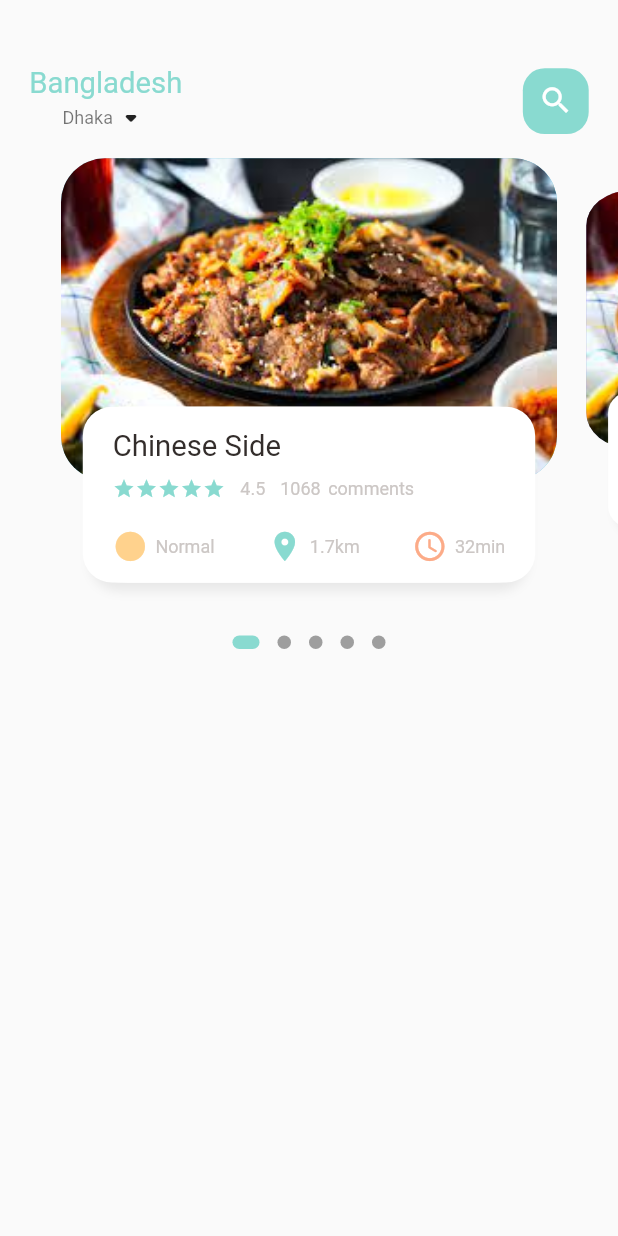
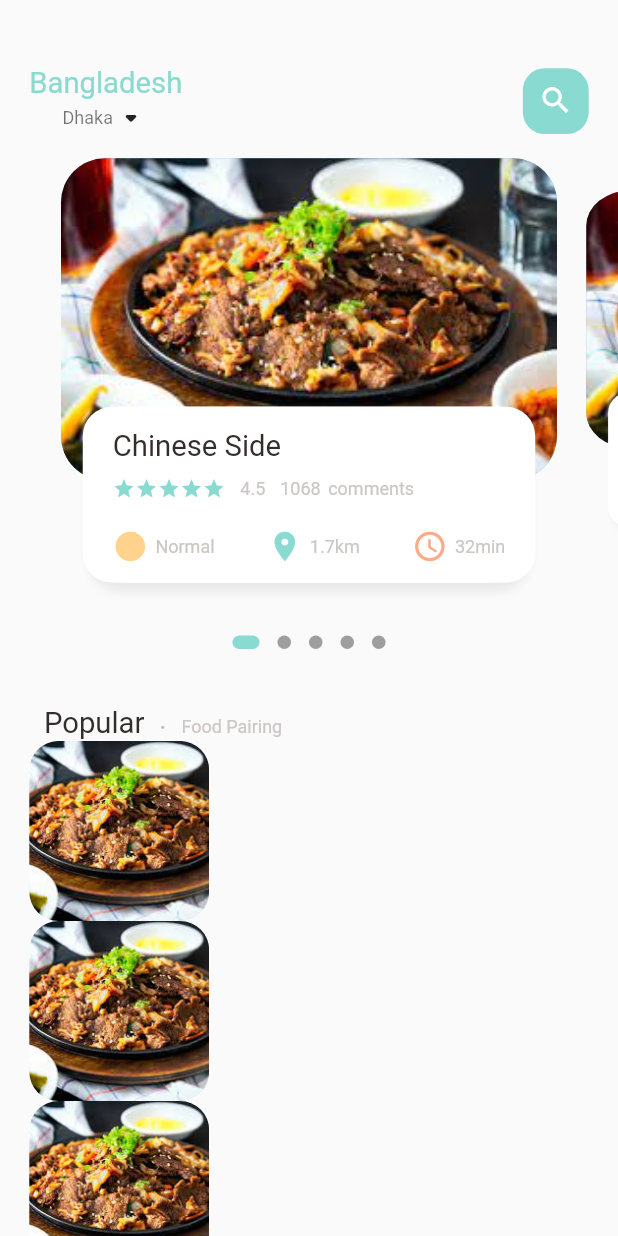
Before and after one commit to Md-Shadiuzzaman-Khan/Food-Delivary-E-commerce-App, a Flutter app: the screen it shows after launch, on a phone screen of 412 x 824 dp. Run offline on Flutter 3.47's test engine with Material 2 defaults, Android fonts, the phone set to English and light mode, and no system bars; drawn by our look-alikes of dots_indicator; our stand-ins replace get.

Commit message:
Initial commit
e-commerce app

```diff
--- a/lib/home/food_page_body.dart
+++ b/lib/home/food_page_body.dart
@@ -1,4 +1,3 @@
-
 import 'package:dots_indicator/dots_indicator.dart';
 import 'package:flutter/cupertino.dart';
 import 'package:flutter/material.dart';
@@ -39,6 +38,7 @@ class _FoodPageBodyState extends State<FoodPageBody> {
   Widget build(BuildContext context) {
     return Column(
       children: [
+        //slider page section
         Container(
           height: Dimensions.pageView,
           child: PageView.builder(
@@ -48,6 +48,7 @@ class _FoodPageBodyState extends State<FoodPageBody> {
                 return _buildPageItem(position);
               }),
             ),
+        //dotted section
         new DotsIndicator(
           dotsCount: 5,
           position: _currPageValue,
@@ -57,6 +58,58 @@ class _FoodPageBodyState extends State<FoodPageBody> {
           activeSize: const Size(18.0, 9.0),
           activeShape: RoundedRectangleBorder(borderRadius: BorderRadius.circular(5.0)),
           ),
+        ),
+        //popular section
+        SizedBox(height: Dimensions.height30,),
+        Container(
+          margin: EdgeInsets.only(left: Dimensions.width30),
+          child: Row(
+            crossAxisAlignment: CrossAxisAlignment.end,
+            children: [
+              Bigtext(text: "Popular"),
+              SizedBox(width: Dimensions.width10,),
+              Container(
+                margin: EdgeInsets.only(bottom: 3),
+                child: Bigtext(text: ".", color: Colors.black26),
+              ),
+              SizedBox(width: Dimensions.width10,),
+              Container(
+                margin: EdgeInsets.only(bottom: 2),
+                child: SmallText(text: "Food Pairing",),
+              ),
+            ],
+          ),
+        ),
+        //List of and images
+        Container(
+          height: 700,
+          child: ListView.builder(
+              physics: NeverScrollableScrollPhysics(),
+              //shrinkWrap: true,
+              itemCount: 10,
+              itemBuilder: (context, index){
+              return Container(
+                margin: EdgeInsets.only(left: Dimensions.width20, right: Dimensions.width20),
+                child: Row(
+                  children: [
+                    Container(
+                      width:120,
+                      height: 120,
+                      decoration: BoxDecoration(
+                        borderRadius: BorderRadius.circular(Dimensions.radius20),
+                        color: Colors.white38,
+                        image: DecorationImage(
+                          fit: BoxFit.cover,
+                          image: AssetImage(
+                            "assets/image/image1.jpeg"
+                          ),
+                        ),
+                      ),
+                    ),
+                  ],
+                ),
+              );
+          }),
         ),
       ],
     );
--- a/lib/home/main_food_page.dart
+++ b/lib/home/main_food_page.dart
@@ -16,6 +16,7 @@ class MainFoodPage extends StatefulWidget {
 class _MainFoodPageState extends State<MainFoodPage> {
   @override
   Widget build(BuildContext context) {
+    //print(MediaQuery.of(context).size.height.toString());
     return Scaffold(
       body: Column(
         children: [
@@ -52,7 +53,9 @@ class _MainFoodPageState extends State<MainFoodPage> {
               ),
             ),
           ),
-          FoodPageBody(),
+          Expanded(child: SingleChildScrollView(
+            child: FoodPageBody(),
+          ),),
         ],
       ),
     );
```
